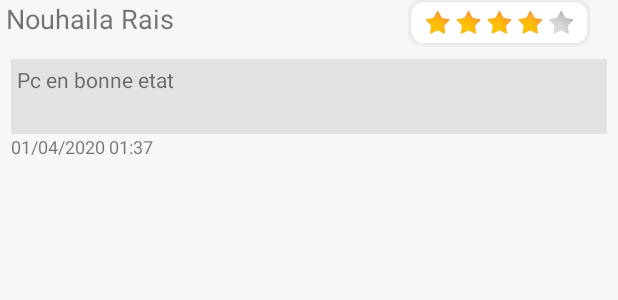
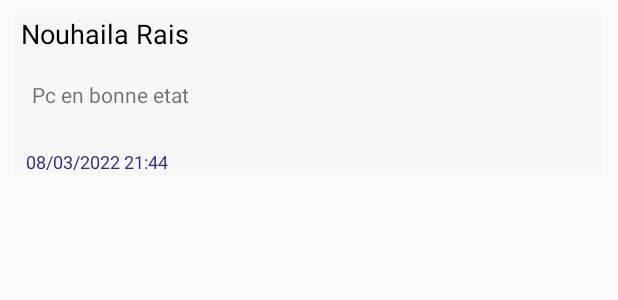
Before and after one commit to nouhaila-rais/androidprojet, an Android app: the layout item_commentaire.xml on its own in the app's theme, with its tools: preview values and no code run, on a phone screen of 412 x 824 dp. Shown: the top 300 px of the screen. Run offline under Robolectric (Android 15) with nearby library versions, the phone set to English and light mode, and no system bars.

Commit message:
Show comments with RecyclerView

```diff
--- a/app/build.gradle
+++ b/app/build.gradle
@@ -32,6 +32,7 @@ dependencies {
     implementation 'com.android.support.constraint:constraint-layout:1.1.3'
     implementation 'com.squareup.picasso:picasso:2.71828'
     testImplementation 'junit:junit:4.12'
+    implementation 'com.android.support:recyclerview-v7:28.0.0'
     androidTestImplementation 'com.android.support.test:runner:1.0.2'
     androidTestImplementation 'com.android.support.test.espresso:espresso-core:3.0.2'
 }
--- a/app/src/main/java/fr/uge/projetandroid/entities/Borrow.java
+++ b/app/src/main/java/fr/uge/projetandroid/entities/Borrow.java
@@ -91,7 +91,7 @@ public class Borrow {
         return    "    {\n"+
                 "        \"startAt\": \""+startAt+"\",\n"+
                 "        \"endAt\": \""+endAt+"\",\n"+
-                "        \"product\": \""+product+"\"\n"+
+                "        \"product\": "+product+"\n"+
                 "    }";
     }
 
--- a/app/src/main/java/fr/uge/projetandroid/entities/RequestBorrow.java
+++ b/app/src/main/java/fr/uge/projetandroid/entities/RequestBorrow.java
@@ -103,7 +103,7 @@ public class RequestBorrow {
         return    "    {\n"+
                 "        \"startAt\": \""+startAt+"\",\n"+
                 "        \"endAt\": \""+endAt+"\",\n"+
-                "        \"product\": \""+product+"\"\n"+
+                "        \"product\": "+product+"\n"+
                 "    }";
     }
 }
--- a/app/src/main/res/layout/item_commentaire.xml
+++ b/app/src/main/res/layout/item_commentaire.xml
@@ -1,7 +1,9 @@
 <?xml version="1.0" encoding="utf-8"?>
-<RelativeLayout xmlns:android="http://schemas.android.com/apk/res/android"
-    xmlns:app="http://schemas.android.com/apk/res-auto"
-    android:layout_width="match_parent" android:layout_height="match_parent">
+<LinearLayout xmlns:android="http://schemas.android.com/apk/res/android"
+    android:layout_width="fill_parent"
+    android:layout_height="wrap_content"
+    android:orientation="vertical"
+    android:padding="10dp">
 
 
     <LinearLayout
@@ -33,6 +35,7 @@
                 android:layout_height="match_parent"
                 android:layout_weight="1"
                 android:text="Nouhaila Rais"
+                android:textColor="@android:color/background_dark"
                 android:textSize="18sp" />
 
             <ImageView
@@ -40,8 +43,7 @@
                 android:layout_width="3dp"
                 android:layout_height="31dp"
                 android:layout_weight="1"
-                android:adjustViewBounds="false"
-                app:srcCompat="@drawable/s40" />
+                android:adjustViewBounds="false" />
         </LinearLayout>
 
         <LinearLayout
@@ -50,7 +52,7 @@
             android:layout_marginLeft="7dp"
             android:layout_marginTop="7dp"
             android:layout_marginRight="7dp"
-            android:background="@color/colorGris"
+            android:background="@color/colorRatingStarBackground"
             android:orientation="vertical">
 
             <TextView
@@ -67,8 +69,9 @@
             android:layout_height="wrap_content"
             android:layout_marginLeft="7dp"
             android:layout_marginRight="7dp"
-            android:text="01/04/2020 01:37"
+            android:text="08/03/2022 21:44"
+            android:textColor="@color/colorPrimary"
             android:textSize="12sp" />
 
     </LinearLayout>
-</RelativeLayout>
+</LinearLayout>
```
Also changed, not shown: app/src/main/AndroidManifest.xml (+4 -4 lines), app/src/main/java/fr/uge/projetandroid/AfficherProduitEmprunt.java (+63 -22 lines), app/src/main/java/fr/uge/projetandroid/adapters/AdapterComment.java (+72 -28 lines), app/src/main/res/layout/activity_afficher_produit_emprunt.xml (+8 -3 lines).
